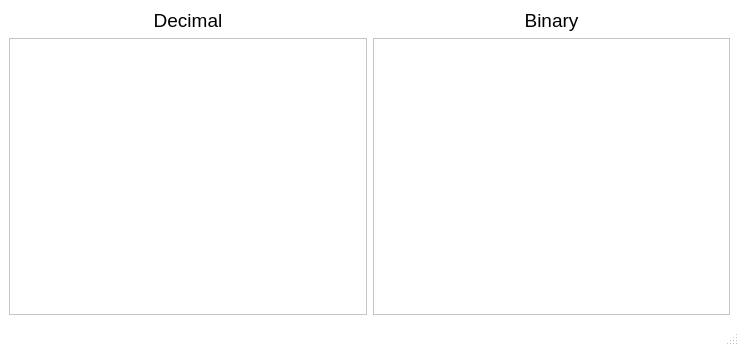
Above: QTLabs/Lab_03_SignalsAndSlots/Translator/mainwindow.ui from voodzz/qt_labs before the change. Below: the same form after it.
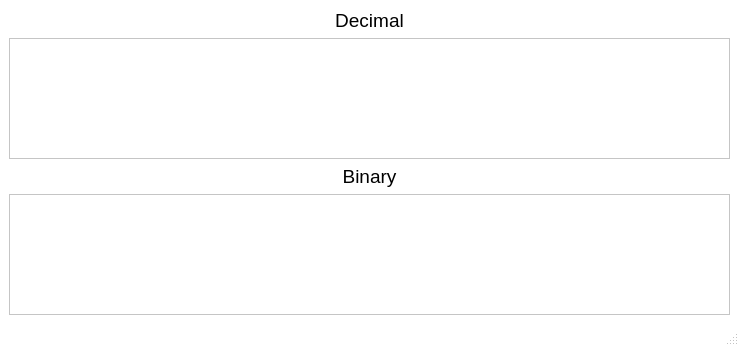
That is the form after the change.

What changed in the file:
```diff
--- a/QTLabs/Lab_03_SignalsAndSlots/Translator/mainwindow.ui
+++ b/QTLabs/Lab_03_SignalsAndSlots/Translator/mainwindow.ui
@@ -78,8 +78,23 @@
    <string>MainWindow</string>
   </property>
   <widget class="QWidget" name="centralwidget">
-   <layout class="QGridLayout" name="gridLayout">
-    <item row="1" column="0" colspan="2">
+   <layout class="QVBoxLayout" name="verticalLayout">
+    <item>
+     <widget class="QLabel" name="label">
+      <property name="font">
+       <font>
+        <pointsize>14</pointsize>
+       </font>
+      </property>
+      <property name="text">
+       <string>Decimal</string>
+      </property>
+      <property name="alignment">
+       <set>Qt::AlignCenter</set>
+      </property>
+     </widget>
+    </item>
+    <item>
      <widget class="QTextEdit" name="textEdit">
       <property name="enabled">
        <bool>true</bool>
@@ -155,7 +170,22 @@
       </property>
      </widget>
     </item>
-    <item row="1" column="2" colspan="2">
+    <item>
+     <widget class="QLabel" name="label_2">
+      <property name="font">
+       <font>
+        <pointsize>14</pointsize>
+       </font>
+      </property>
+      <property name="text">
+       <string>Binary</string>
+      </property>
+      <property name="alignment">
+       <set>Qt::AlignCenter</set>
+      </property>
+     </widget>
+    </item>
+    <item>
      <widget class="QTextEdit" name="textEdit_2">
       <property name="font">
        <font>
@@ -167,36 +197,6 @@
       </property>
      </widget>
     </item>
-    <item row="0" column="0" colspan="2">
-     <widget class="QLabel" name="label">
-      <property name="font">
-       <font>
-        <pointsize>14</pointsize>
-       </font>
-      </property>
-      <property name="text">
-       <string>Decimal</string>
-      </property>
-      <property name="alignment">
-       <set>Qt::AlignCenter</set>
-      </property>
-     </widget>
-    </item>
-    <item row="0" column="2" colspan="2">
-     <widget class="QLabel" name="label_2">
-      <property name="font">
-       <font>
-        <pointsize>14</pointsize>
-       </font>
-      </property>
-      <property name="text">
-       <string>Binary</string>
-      </property>
-      <property name="alignment">
-       <set>Qt::AlignCenter</set>
-      </property>
-     </widget>
-    </item>
    </layout>
   </widget>
   <widget class="QMenuBar" name="menubar">
```
